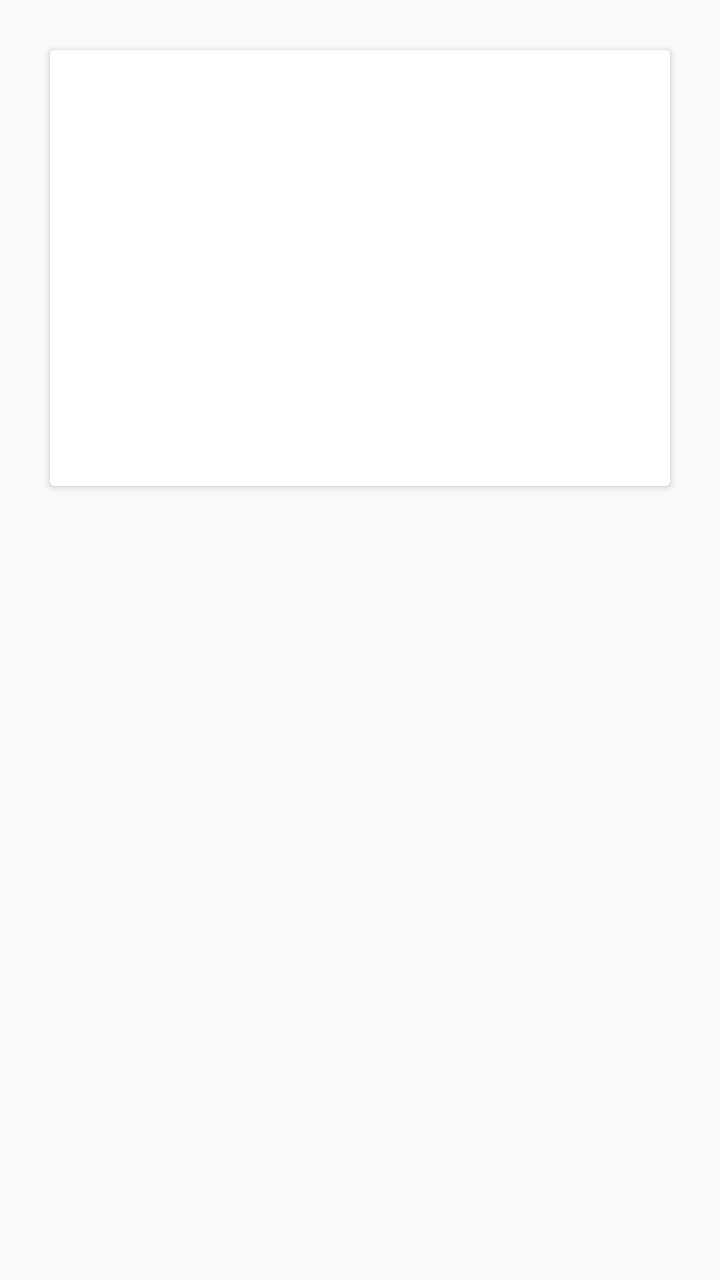
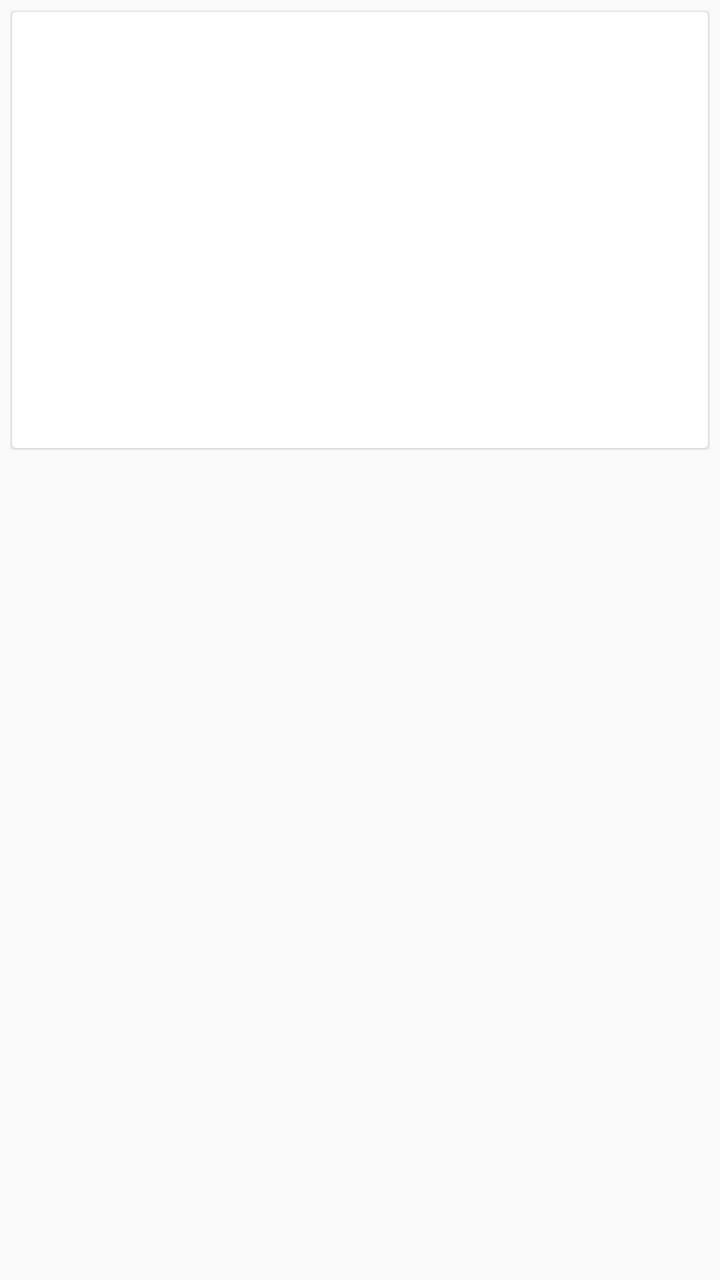

Compare the two renders of this Android layout. The source of the first and the diff that turns it into the second are given below.
<!-- AndroidManifest.xml: application theme Theme.ContentBrowser -->
<!-- res/layout/pagegridviewitem_note_grid2.xml -->
<?xml version="1.0" encoding="utf-8"?>
<LinearLayout
    xmlns:android="http://schemas.android.com/apk/res/android"
    xmlns:app="http://schemas.android.com/apk/res-auto"
    android:layout_width="fill_parent"
    android:layout_height="wrap_content"
    android:orientation="vertical"
    android:padding="5dp"
    android:background="@android:color/transparent"
    android:descendantFocusability="blocksDescendants"
    >

    <LinearLayout
        android:layout_width="fill_parent"
        android:layout_height="wrap_content"
        android:orientation="vertical"
        >
        <androidx.cardview.widget.CardView
            android:foreground="?android:attr/selectableItemBackground"
            android:clickable="false"
            android:layout_width="match_parent"
            android:layout_height="wrap_content"
            android:layout_margin="20dp">
            <LinearLayout
                android:layout_width="match_parent"
                android:layout_height="wrap_content"
                android:orientation="vertical"
                android:gravity="center"
                android:padding="10dp"
                >
                <androidx.appcompat.widget.AppCompatImageView
                    android:id="@+id/browserItemIcon_library"
                    android:layout_width="match_parent"
                    android:layout_height="168dp"
                    android:padding="10dp"
                    />
                
                <TextView
                    android:id="@+id/bookgrid_name_library"
                    android:layout_width="match_parent"
                    android:layout_height="@dimen/book_name_height"
                    android:maxLines="2"
                    android:text=""
                    android:textStyle="bold"
                    android:layout_marginTop="5dp"
                    android:textSize="10dp"
                    android:gravity="center"
                    />
            </LinearLayout>
        </androidx.cardview.widget.CardView>


    </LinearLayout>
</LinearLayout>
<!-- resources referenced by this layout -->
<resources>
  <dimen name="book_name_height">25dp</dimen>
  <style name="Theme.ContentBrowser" parent="Theme.AppCompat.Light.DarkActionBar">
          
          <item name="colorPrimary">@color/colorPrimary</item>
          <item name="colorPrimaryDark">@color/colorPrimaryDark</item>
          <item name="colorAccent">@color/colorAccent</item>
      </style>
  <color name="colorPrimary">#000000</color>
  <color name="colorPrimaryDark">#000000</color>
  <color name="colorAccent">#D81B60</color>
</resources>

<!-- the commit's change to res/layout/pagegridviewitem_note_grid2.xml (unified diff, before → after) -->
@@ -20,7 +20,7 @@
             android:clickable="false"
             android:layout_width="match_parent"
             android:layout_height="wrap_content"
-            android:layout_margin="20dp">
+            android:layout_margin="1dp">
             <LinearLayout
                 android:layout_width="match_parent"
                 android:layout_height="wrap_content"
